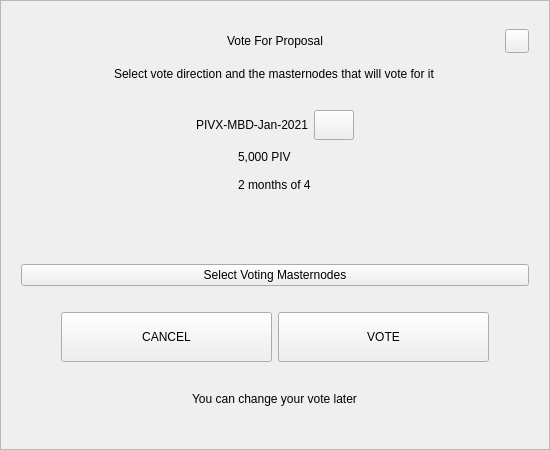
Qt form src/qt/pcoin/forms/votedialog.ui (pcoinproject/pcoin) before a commit.
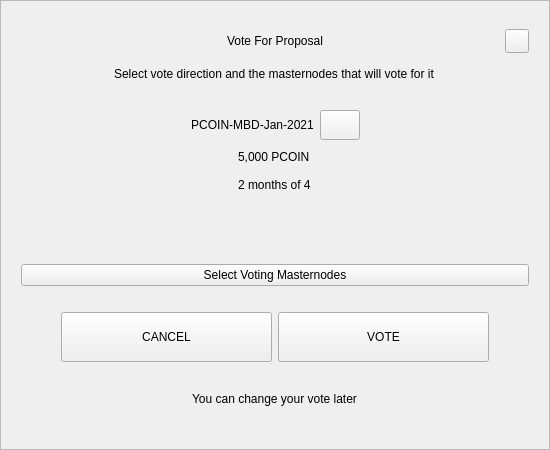
The same form after that commit.

Commit message: Port to pcoin (code)

Diff of the .ui file:
```diff
--- a/src/qt/pcoin/forms/votedialog.ui
+++ b/src/qt/pcoin/forms/votedialog.ui
@@ -183,7 +183,7 @@
            </size>
           </property>
           <property name="text">
-           <string notr="true">PIVX-MBD-Jan-2021</string>
+           <string notr="true">PCOIN-MBD-Jan-2021</string>
           </property>
           <property name="alignment">
            <set>Qt::AlignCenter</set>
@@ -257,7 +257,7 @@
          <item>
           <widget class="QLabel" name="labelAmount">
            <property name="text">
-            <string notr="true">5,000 PIV</string>
+            <string notr="true">5,000 PCOIN</string>
            </property>
           </widget>
          </item>
```
The commit also changes 928 other files.
